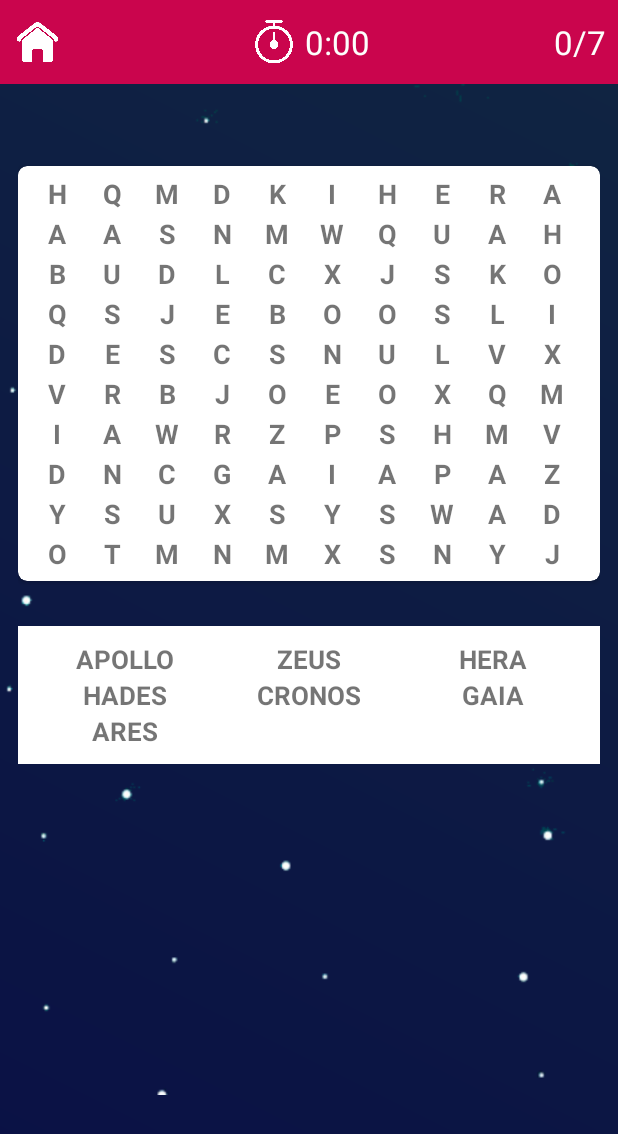
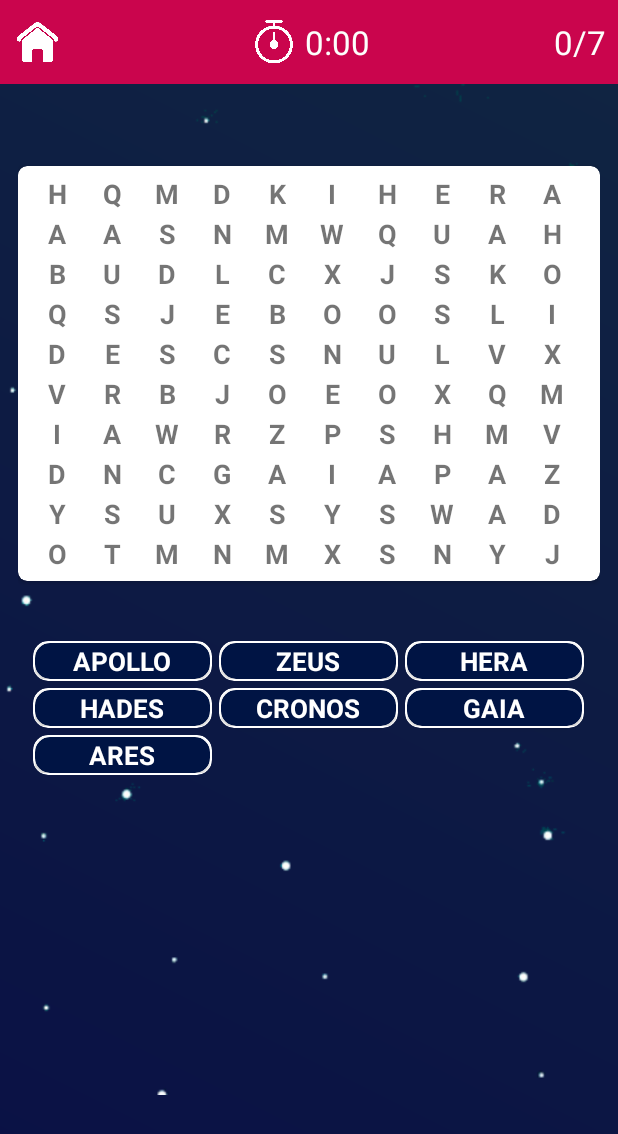
Before and after one commit to AlexanderVhd/Word-Search-Game, an Android app: the MainActivity screen opened directly, with no data from a screen before it, after a tap on an icon or button, on a phone screen of 412 x 824 dp. Shown: the top 1134 px of the screen. Run offline under Robolectric (Android 15) with nearby library versions, the phone set to English and light mode, and no system bars; 1 other tap on this screen came first.

Commit message:
Redesigned word list UI and added color to grid cell selection functionality where colors are displayed in any grid cell selection and reflected in the word list

```diff
--- a/app/src/main/java/com/example/wordsearchapp/GridAdapter.java
+++ b/app/src/main/java/com/example/wordsearchapp/GridAdapter.java
@@ -1,6 +1,7 @@
 package com.example.wordsearchapp;
 
 import android.content.Context;
+import android.graphics.Color;
 import android.view.LayoutInflater;
 import android.view.View;
 import android.view.ViewGroup;
@@ -45,7 +46,10 @@ class GridAdapter extends BaseAdapter {
             final LayoutInflater layoutInflater = LayoutInflater.from(context);
             view = layoutInflater.inflate(R.layout.grid_item, null);
 
-            view.setTag(false);
+            //set tags for selection as well as colors to be displayed when cell is unselected
+            view.setTag(R.string.active, false);
+            view.setTag(R.string.background_color, "#00FFFFFF");
+            view.setTag(R.string.text_color, "#757575");
         }
 
         TextView textView =  view.findViewById(R.id.text_letter);
--- a/app/src/main/java/com/example/wordsearchapp/MainActivity.java
+++ b/app/src/main/java/com/example/wordsearchapp/MainActivity.java
@@ -2,11 +2,16 @@ package com.example.wordsearchapp;
 
 import androidx.appcompat.app.ActionBar;
 import androidx.appcompat.app.AppCompatActivity;
+import androidx.cardview.widget.CardView;
+import androidx.core.content.ContextCompat;
 
 import android.animation.ArgbEvaluator;
 import android.animation.ObjectAnimator;
 import android.animation.ValueAnimator;
+import android.content.Context;
+import android.content.res.TypedArray;
 import android.graphics.Color;
+import android.graphics.drawable.ColorDrawable;
 import android.os.Bundle;
 import android.util.Log;
 import android.view.View;
@@ -28,6 +33,8 @@ import java.io.Console;
 import java.util.ArrayList;
 import java.util.List;
 import java.util.Random;
+import java.util.stream.Collectors;
+import java.util.stream.IntStream;
 
 public class MainActivity extends AppCompatActivity {
 
@@ -36,6 +43,12 @@ public class MainActivity extends AppCompatActivity {
     GridView gridView;
     GridView wordsListView;
 
+    //declare constants
+    final int UNSELECTED = -1;
+
+    //declare necessary variables for word selection color, grid cell selection
+    String currentColor = null, currentTextColor = null;
+    int firstSelection = UNSELECTED, secondSelection = UNSELECTED;
     int numCol;
     int wordsFound = 0;
 
@@ -44,26 +57,26 @@ public class MainActivity extends AppCompatActivity {
     Direction[] directions = Direction.values();
     Random random = new Random();
 
-    //declare variables for grid cell selection
-    int firstSelection = -1, secondSelection = -1;
-
     @Override
     protected void onCreate(Bundle savedInstanceState) {
         super.onCreate(savedInstanceState);
         setContentView(R.layout.activity_main);
 
-        //setup UI widgets and UI toolbar
+        //setup UI widgets and UI toolbar and get gridsize from menu activity
         setupWidgets();
-
-        //get gridsize from menu activity
         numCol = getIntent().getIntExtra("gridSize", 10);
 
-        //setup gamewords and grid objects with user input
+        //setup gamewords and grid objects
         final GameWord gameWords[] = new GameWord[usedWords.length];
         Grid currGrid = new Grid(numCol);
 
+        //setup color array, rearrange color array for game words, and update the colors
+        final String[] colors = this.getResources().getStringArray(R.array.word_colors);
+        shuffleArray(colors);
+        updateColors(colors);
+
         //initialize gameword objects with the used words
-        for(int i = 0; i< usedWords.length; i++){
+        for(int i = 0; i < usedWords.length; i++){
             gameWords[i] = new GameWord(usedWords[i].length(), usedWords[i]);
         }
 
@@ -78,96 +91,97 @@ public class MainActivity extends AppCompatActivity {
         WordAdapter wordAdapter = new WordAdapter(this, gameWords);
         wordsListView.setAdapter(wordAdapter);
 
-        numWords.setText(wordsFound + "/" + usedWords.length);
-
-        for(GameWord word : gameWords){
-            Log.d("Words", word.toString() + " " + Integer.toString(word.getStartCell()) + Integer.toString(word.getEndCell()));
-        }
+        //set UI elements
+        numWords.setText("0/" + usedWords.length);
 
         gridView.setOnItemClickListener(new AdapterView.OnItemClickListener() {
             @Override
             public void onItemClick(AdapterView<?> parent, View view, int position, long id) {
 
-                if(view.getTag().equals(true)){
-                    /*if(secondSelection == position){
-                        secondSelection = -1;
-                        highlightCell(view, false);
-                    }
-                    else if(firstSelection == position){
-                        firstSelection = -1;
-                        highlightCell(view, false);
-                    }*/
+                if(view.getTag(R.string.active).equals(true)){
                     if(firstSelection == position){
 
                         //remove highlight on gridcell to indicate it is no longer selected
-                        firstSelection = -1;
-                        highlightCell(view, false);
+                        firstSelection = UNSELECTED;
+                        selectCell(view, false);
                     }
                 }
                 else{
-                    /*if(firstSelection == -1){
-                        firstSelection = position;
-                        highlightCell(view, true);
-                    }
-                    else if(secondSelection == -1){
-                        secondSelection = position;
-                        highlightCell(view, true);
-
-                        for(GameWord word : gameWords){
-                            if((firstSelection == word.getStartCell() && secondSelection == word.getEndCell()) || (firstSelection == word.getEndCell() && secondSelection == word.getStartCell())){
-                                Log.d("Test", "Word Found: " + word.toString());
-                                break;
-                            }
-                        }
-                    }
-                    else{
-                        ViewGroup prevSelection;
-
-                        if(secondSelection == position){
-                            secondSelection = -1;
-                            prevSelection = (ViewGroup) gridView.getChildAt(secondSelection);
-                            highlightCell(prevSelection, false);
-
-                        }
-                        else if(firstSelection == position){
-                            firstSelection = -1;
-                            highlightCell(view, false);
-                        }
-
-                        secondSelection = position;
-                        highlightCell(view, true);
-                    }*/
-                    if(firstSelection == -1){
-                        firstSelection = position;
-                        highlightCell(view, true);
-                    }
-                    else if(secondSelection == -1){
+                    if(firstSelection == UNSELECTED){
 
                         //highlight gridcell to indicate it is selected
-                        highlightCell(view, true);
+                        firstSelection = position;
+                        selectCell(view, true);
+                    }
+                    else if(secondSelection == UNSELECTED){
 
-                        //get letter of current selection as well as the view and letter of the previous selection
+                        GameWord foundWord = null;
+
+                        //mark second selection and highlight gridcell to indicate it is selected
+                        secondSelection = position;
+                        selectCell(view, true);
+
+                        //get view of current selection as well as view and textview of previous selection
                         TextView currTextView = view.findViewById(R.id.text_letter);
                         ViewGroup prevSelection = (ViewGroup) gridView.getChildAt(firstSelection);
                         TextView prevTextView = prevSelection.findViewById(R.id.text_letter);
 
-                        animate(view, "backgroundColor", Color.parseColor("#445478"), Color.TRANSPARENT);
-                        animate(currTextView, "textColor", Color.parseColor("#FFFFFF"), Color.parseColor("#757575"));
-
-                        animate(prevSelection, "backgroundColor", Color.parseColor("#445478"), Color.TRANSPARENT);
-                        animate(prevTextView, "textColor", Color.parseColor("#FFFFFF"), Color.parseColor("#757575"));
-
+                        //check if user has found any of the words with their selection
                         for(GameWord word : gameWords){
                             if((firstSelection == word.getStartCell() && secondSelection == word.getEndCell()) || (firstSelection == word.getEndCell() && secondSelection == word.getStartCell())){
-                                Log.d("Test", "Word Found: " + word.toString());
+                                foundWord = word;
                                 break;
                             }
                         }
 
-                        view.setTag(false);
-                        prevSelection.setTag(false);
-                        secondSelection = -1;
-                        firstSelection = -1;
+                        if(foundWord != null){
+
+                            //animate all grid cell positions that are in the word
+                            for(int i = 0; i < foundWord.getWordSize(); i++){
+                                ViewGroup gridCell = (ViewGroup) gridView.getChildAt(foundWord.getCellPosition(i));
+                                TextView cellLetter = gridCell.findViewById(R.id.text_letter);
+
+                                animateCell(gridCell, "backgroundColor", Color.parseColor((String) gridCell.getTag(R.string.background_color)), Color.parseColor(currentColor));
+                                animateCell(cellLetter, "textColor", Color.parseColor((String) gridCell.getTag(R.string.text_color)), Color.parseColor(currentTextColor));
+
+                                gridCell.setTag(R.string.background_color, currentColor);
+                                gridCell.setTag(R.string.text_color, currentTextColor);
+                            }
+
+                            //identify the found word and animate it on the words list to indicate that it has been found
+                            for(int i = 0; i < wordsListView.getCount(); i++){
+                                ViewGroup wordView = (ViewGroup) wordsListView.getChildAt(i);
+                                CardView wordContainer = wordView.findViewById(R.id.word_item_container);
+                                CardView wordBackground = wordView.findViewById(R.id.word_item_background);
+                                TextView wordText = wordView.findViewById(R.id.text_word);
+
+                                if(foundWord.getGameWord().equals(wordView.getTag())){
+                                    animateCell(wordContainer, "cardBackgroundColor", Color.TRANSPARENT, Color.parseColor(currentColor));
+                                    animateCell(wordBackground, "cardBackgroundColor", R.color.word_background, Color.parseColor(currentColor));
+                                    animateCell(wordText, "textColor", Color.parseColor("#757575"), Color.parseColor(currentTextColor));
+                                }
+                            }
+
+                            //update the words found
+                            wordsFound++;
+                            numWords.setText(wordsFound + "/" + usedWords.length);
+
+                            //update word colors
+                            updateColors(colors);
+                        }
+                        else{
+                            animateCell(view, "backgroundColor", Color.parseColor(currentColor), Color.parseColor((String) view.getTag(R.string.background_color)));
+                            animateCell(currTextView, "textColor", Color.parseColor(currentTextColor), Color.parseColor((String) view.getTag(R.string.text_color)));
+
+                            animateCell(prevSelection, "backgroundColor", Color.parseColor(currentColor), Color.parseColor((String) prevSelection.getTag(R.string.background_color)));
+                            animateCell(prevTextView, "textColor", Color.parseColor(currentTextColor), Color.parseColor((String) prevSelection.getTag(R.string.text_color)));
+                        }
+
+                        //update current view and previous view after selection
+                        view.setTag(R.string.active, false);
+                        prevSelection.setTag(R.string.active, false);
+                        secondSelection = UNSELECTED;
+                        firstSelection = UNSELECTED;
                     }
                 }
             }
@@ -179,6 +193,19 @@ public class MainActivity extends AppCompatActivity {
         word_found = findViewById(R.id.word_found_txt);
         numWords = findViewById(R.id.num_words_found);
         wordsListView = findViewById(R.id.words_list);
+    }
+
+    public void shuffleArray(String[] ar) {
+        Random rnd = new Random();
+
+        for (int i = ar.length - 1; i > 0; i--) {
+            int index = rnd.nextInt(i + 1);
+
+            //swap random index with current index
+            String a = ar[index];
+            ar[index] = ar[i];
+            ar[i] = a;
+        }
     }
 
     /*
@@ -252,6 +279,7 @@ public class MainActivity extends AppCompatActivity {
         ArrayList<Integer> directionsList = new ArrayList<Integer>();
         int wordLength = gameWords[gameWordIndex].getGameWord().length();
         char[] word = gameWords[gameWordIndex].getGameWord().toCharArray();
+        int[] positions = new int[wordLength];
 
         //place oridinals of all directions into array in order
         for(int d = 0; d < directions.length; d++){
@@ -277,17 +305,15 @@ public class MainActivity extends AppCompatActivity {
         //iterate through letters in the current word
         for(int l = 0; l < wordLength; l++){
 
-            //input letter in the grid
+            //input letter in the grid and save the current grid cell position of the letter
             grid.addGridData(pos, word[l]);
+            positions[l] = pos;
 
-            if(l == 0){
-                gameWords[gameWordIndex].setStartCell(pos);
-            }
-            else if(l == wordLength -1){
-                gameWords[gameWordIndex].setEndCell(pos);
-            }
             pos = findNextCell(directions[dirOrdinal], pos, grid.getNumCol());
         }
+
+        //save the grid cell positions of the word
+        gameWords[gameWordIndex].setPositionList(positions);
     }
 
     public ArrayList<Integer> findCellPositions(Direction dir, Grid grid, ArrayList<Integer> cellArray, char [] word){
@@ -398,32 +424,39 @@ public class MainActivity extends AppCompatActivity {
     /*
      * Grid selection functionality methods
      */
-    public void highlightCell(View view, boolean active){
+    public void selectCell(View view, boolean active){
 
         if(active){
-            view.setTag(active);
-            view.setBackgroundColor(Color.parseColor("#445478"));
+            view.setTag(R.string.active, active);
+            view.setBackgroundColor(Color.parseColor(currentColor));
 
             TextView textView = view.findViewById(R.id.text_letter);
-            textView.setTextColor(Color.parseColor("#FFFFFF"));
+            textView.setTextColor(Color.parseColor(currentTextColor));
         }
         else{
-            view.setTag(active);
-            view.setBackgroundColor(Color.TRANSPARENT);
+            view.setTag(R.string.active, active);
+            view.setBackgroundColor(Color.parseColor((String) view.getTag(R.string.background_color)));
 
             TextView textView = view.findViewById(R.id.text_letter);
-            textView.setTextColor(Color.parseColor("#757575"));
+            textView.setTextColor(Color.parseColor((String) view.getTag(R.string.text_color)));
         }
-
     }
 
-    public void animate(View view, String property, int startColor, int endColor){
+    public void animateCell(View view, String property, int startColor, int endColor){
 
         ValueAnimator animator = ObjectAnimator.ofInt(view, property, startColor, endColor);
         animator.setEvaluator(new ArgbEvaluator());
-        animator.setDuration(400);
+        animator.setDuration(350);
         animator.start();
 
     }
 
+    public void updateColors(String[] colors){
+
+        //update current color and text color for grid cell selection
+        currentColor = colors[wordsFound];
+        currentTextColor = (currentColor.equals(getString(R.string.jonquil)) || currentColor.equals(getString(R.string.lawnGreen)) || currentColor.equals(getString(R.string.voilet))) ? "#757575" : "#FFFFFF";
+
+    }
+
 }
--- a/app/src/main/java/com/example/wordsearchapp/Models/GameWord.java
+++ b/app/src/main/java/com/example/wordsearchapp/Models/GameWord.java
@@ -1,32 +1,37 @@
 package com.example.wordsearchapp.Models;
 
+import android.graphics.Color;
 import android.util.Log;
+
+import com.example.wordsearchapp.R;
 
 public class GameWord extends Word {
 
-    private int startCell;
-    private int endCell;
+    private int[] positionList;
 
     public GameWord(int wordSize, String word){
         super(wordSize, word);
-        this.startCell = 0;
-        this.endCell = 0;
+        this.positionList = new int[wordSize];
+    }
+
+    public void setPositionList(int[] positionList){
+        this.positionList = positionList;
+    }
+
+    public int[] getPositionList(){
+        return positionList;
+    }
+
+    public int getCellPosition(int index){
+        return positionList[index];
     }
 
     public int getStartCell() {
-        return startCell;
-    }
-
-    public void setStartCell(int startCell) {
-        this.startCell = startCell;
+        return positionList[0];
     }
 
     public int getEndCell() {
-        return endCell;
-    }
-
-    public void setEndCell(int endCell) {
-        this.endCell = endCell;
+        return positionList[getWordSize()-1];
     }
 
 }
--- a/app/src/main/java/com/example/wordsearchapp/WordAdapter.java
+++ b/app/src/main/java/com/example/wordsearchapp/WordAdapter.java
@@ -43,6 +43,8 @@ class WordAdapter extends BaseAdapter {
         if(view == null){
             final LayoutInflater layoutInflater = LayoutInflater.from(context);
             view = layoutInflater.inflate(R.layout.word_item, null);
+
+            view.setTag(word);
         }
 
         TextView textView =  view.findViewById(R.id.text_word);
--- a/app/src/main/res/layout/activity_main.xml
+++ b/app/src/main/res/layout/activity_main.xml
@@ -144,7 +144,6 @@
             android:layout_width="match_parent"
             android:layout_height="wrap_content"
             android:layout_marginTop="30dp"
-            android:background="#FFFFFF"
             android:paddingVertical="10dp"
             app:layout_constraintTop_toBottomOf="@+id/grid_container"
             tools:layout_editor_absoluteX="20dp">
@@ -155,6 +154,8 @@
                 android:layout_height="match_parent"
                 android:layout_centerInParent="true"
                 android:layout_marginHorizontal="10dp"
+                android:verticalSpacing="5dp"
+                android:horizontalSpacing="5dp"
                 android:gravity="center"
                 android:numColumns="3">
 
--- a/app/src/main/res/layout/word_item.xml
+++ b/app/src/main/res/layout/word_item.xml
@@ -1,10 +1,22 @@
 <?xml version="1.0" encoding="utf-8"?>
-<androidx.constraintlayout.widget.ConstraintLayout
+<androidx.cardview.widget.CardView
     xmlns:android="http://schemas.android.com/apk/res/android"
     xmlns:app="http://schemas.android.com/apk/res-auto"
     xmlns:tools="http://schemas.android.com/tools"
+    android:id="@+id/word_item_container"
     android:layout_width="match_parent"
-    android:layout_height="match_parent">
+    android:layout_height="match_parent"
+    app:contentPadding="1dp"
+    app:cardBackgroundColor="#FFFFFF"
+    app:cardCornerRadius="10dp">
+
+    <androidx.cardview.widget.CardView
+        android:id="@+id/word_item_background"
+        android:layout_height="match_parent"
+        android:layout_width="match_parent"
+        android:layout_gravity="center"
+        app:cardBackgroundColor="@color/word_background"
+        app:cardCornerRadius="10dp">
 
         <TextView
             android:id="@+id/text_word"
@@ -12,11 +24,11 @@
             android:layout_height="wrap_content"
             android:textAlignment="center"
             android:textSize="17sp"
+            android:textColor="#FFFFFF"
+            android:layout_gravity="center"
             android:textStyle="bold"
-        app:layout_constraintBottom_toBottomOf="parent"
-        app:layout_constraintEnd_toEndOf="parent"
-        app:layout_constraintStart_toStartOf="parent"
-        app:layout_constraintTop_toTopOf="parent"
             tools:text="Word" />
 
-</androidx.constraintlayout.widget.ConstraintLayout>
+    </androidx.cardview.widget.CardView>
+
+</androidx.cardview.widget.CardView>
--- a/app/src/main/res/values/colors.xml
+++ b/app/src/main/res/values/colors.xml
@@ -7,4 +7,23 @@
 
     <color name="textPrimary">#FDFFFC</color>
     <color name="primaryTheme">#CA054D</color>
+
+    <color name="word_background">#001444</color>
+
+    <string name="jonquil">#F1C40F</string>
+    <string name="lawnGreen">#7CFC00</string>
+    <string name="voilet">#F679E5</string>
+
+    <string-array name="word_colors">
+        <item>#16B8F3</item>
+        <item>#F71735</item>
+        <item>#774936</item>
+        <item>#F1C40F</item>
+        <item>#662E9B</item>
+        <item>#488B49</item>
+        <item>#D65108</item>
+        <item>#DC0073</item>
+        <item>#7CFC00</item>
+        <item>#F679E5</item>
+    </string-array>
 </resources>
--- a/app/src/main/res/values/strings.xml
+++ b/app/src/main/res/values/strings.xml
@@ -1,6 +1,11 @@
 <resources>
     <string name="app_name">WordSearchApp</string>
     <string name="words_found_txt">Words: </string>
+
+    <string name="active">0</string>
+    <string name="background_color">1</string>
+    <string name="text_color">2</string>
+
     <string-array name="grid_options">
         <item>8x8</item>
         <item>10x10</item>
```
Lines whose indentation alone changed are shown as unchanged.
